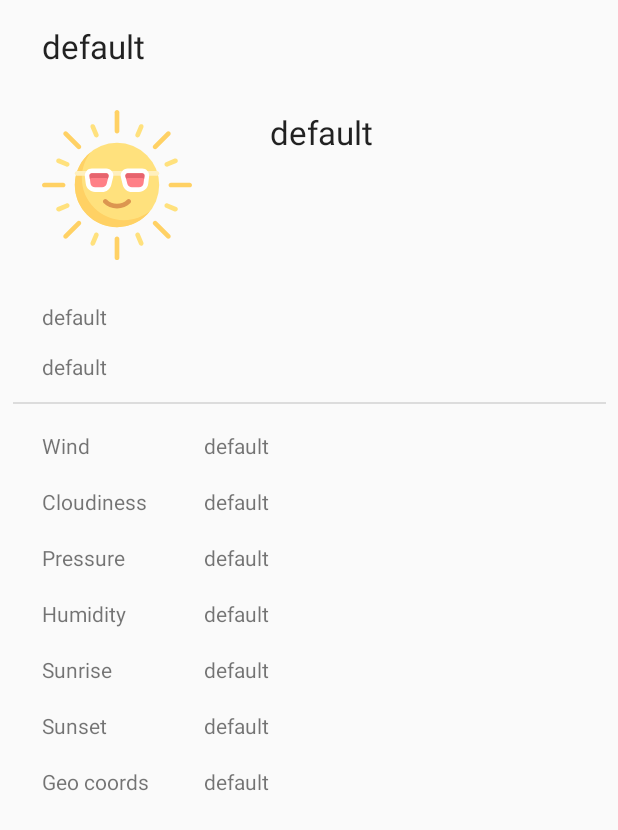
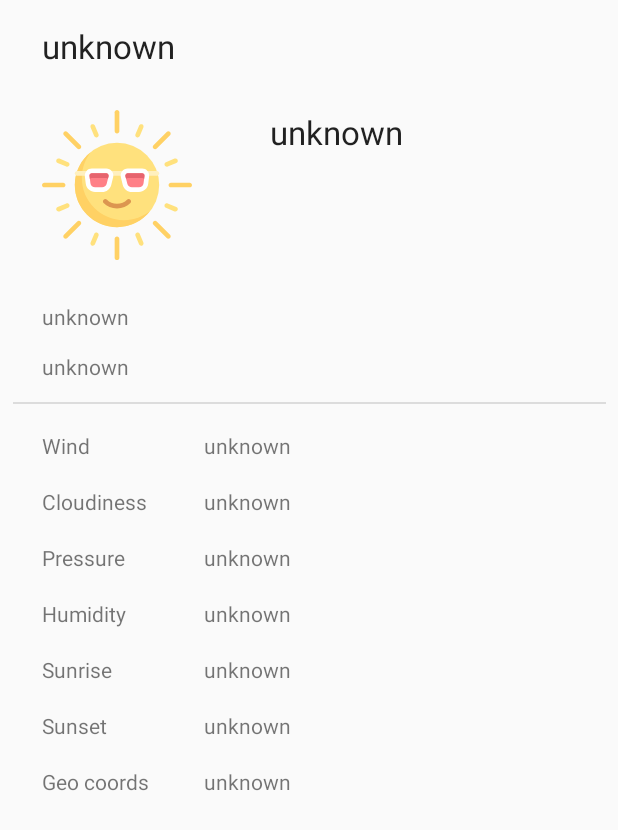
Before and after one commit to LeoDZhao/weather, an Android app: the SearchResultActivity screen opened directly, with no data from a screen before it, on a phone screen of 412 x 824 dp. Shown: the top 830 px of the screen. Run offline under Robolectric (Android 15) with nearby library versions, the phone set to English and light mode, and no system bars; our stand-ins replace EventBus; pictures from the network do not load.

```diff
--- a/app/src/main/res/layout/activity_search_result.xml
+++ b/app/src/main/res/layout/activity_search_result.xml
@@ -24,7 +24,7 @@
             android:layout_marginEnd="28dp"
             android:layout_marginStart="28dp"
             android:layout_marginTop="16dp"
-            android:text="@string/default_text"
+            android:text="@string/unknown"
             android:textAppearance="@android:style/TextAppearance.Material.Large"
             app:layout_constraintEnd_toEndOf="parent"
             app:layout_constraintStart_toStartOf="parent"
@@ -48,7 +48,7 @@
             android:layout_marginEnd="16dp"
             android:layout_marginStart="52dp"
             android:layout_marginTop="28dp"
-            android:text="@string/default_text"
+            android:text="@string/unknown"
             android:textAppearance="@style/TextAppearance.AppCompat.Large"
             app:layout_constraintEnd_toEndOf="parent"
             app:layout_constraintHorizontal_bias="0.0"
@@ -63,7 +63,7 @@
             android:layout_marginEnd="16dp"
             android:layout_marginStart="28dp"
             android:layout_marginTop="28dp"
-            android:text="@string/default_text"
+            android:text="@string/unknown"
             app:layout_constraintEnd_toEndOf="parent"
             app:layout_constraintStart_toStartOf="parent"
             app:layout_constraintTop_toBottomOf="@+id/icon" />
@@ -75,7 +75,7 @@
             android:layout_marginEnd="16dp"
             android:layout_marginStart="28dp"
             android:layout_marginTop="14dp"
-            android:text="@string/default_text"
+            android:text="@string/unknown"
             app:layout_constraintEnd_toEndOf="parent"
             app:layout_constraintStart_toStartOf="parent"
             app:layout_constraintTop_toBottomOf="@+id/mainWeather" />
@@ -111,7 +111,7 @@
             android:layout_height="wrap_content"
             android:layout_marginEnd="16dp"
             android:layout_marginStart="28dp"
-            android:text="@string/default_text"
+            android:text="@string/unknown"
             app:layout_constraintBaseline_toBaselineOf="@+id/wind"
             app:layout_constraintEnd_toEndOf="parent"
             app:layout_constraintStart_toEndOf="@+id/wind" />
@@ -134,7 +134,7 @@
             android:layout_height="wrap_content"
             android:layout_marginEnd="16dp"
             android:layout_marginStart="28dp"
-            android:text="@string/default_text"
+            android:text="@string/unknown"
             app:layout_constraintBaseline_toBaselineOf="@+id/cloudiness"
             app:layout_constraintEnd_toEndOf="parent"
             app:layout_constraintStart_toEndOf="@+id/cloudiness" />
@@ -157,7 +157,7 @@
             android:layout_height="wrap_content"
             android:layout_marginEnd="16dp"
             android:layout_marginStart="28dp"
-            android:text="@string/default_text"
+            android:text="@string/unknown"
             app:layout_constraintBaseline_toBaselineOf="@+id/pressure"
             app:layout_constraintEnd_toEndOf="parent"
             app:layout_constraintStart_toEndOf="@+id/pressure" />
@@ -180,7 +180,7 @@
             android:layout_height="wrap_content"
             android:layout_marginEnd="16dp"
             android:layout_marginStart="28dp"
-            android:text="@string/default_text"
+            android:text="@string/unknown"
             app:layout_constraintBaseline_toBaselineOf="@+id/humidity"
             app:layout_constraintEnd_toEndOf="parent"
             app:layout_constraintStart_toEndOf="@+id/humidity" />
@@ -203,7 +203,7 @@
             android:layout_height="wrap_content"
             android:layout_marginEnd="16dp"
             android:layout_marginStart="28dp"
-            android:text="@string/default_text"
+            android:text="@string/unknown"
             app:layout_constraintBaseline_toBaselineOf="@+id/sunrise"
             app:layout_constraintEnd_toEndOf="parent"
             app:layout_constraintStart_toEndOf="@+id/sunrise" />
@@ -226,7 +226,7 @@
             android:layout_height="wrap_content"
             android:layout_marginEnd="16dp"
             android:layout_marginStart="28dp"
-            android:text="@string/default_text"
+            android:text="@string/unknown"
             app:layout_constraintBaseline_toBaselineOf="@+id/sunset"
             app:layout_constraintEnd_toEndOf="parent"
             app:layout_constraintStart_toEndOf="@+id/sunset" />
@@ -249,7 +249,7 @@
             android:layout_height="wrap_content"
             android:layout_marginEnd="16dp"
             android:layout_marginStart="28dp"
-            android:text="@string/default_text"
+            android:text="@string/unknown"
             app:layout_constraintBaseline_toBaselineOf="@+id/coords"
             app:layout_constraintEnd_toEndOf="parent"
             app:layout_constraintStart_toEndOf="@+id/coords" />
--- a/app/src/main/res/values/strings.xml
+++ b/app/src/main/res/values/strings.xml
@@ -1,7 +1,7 @@
 <resources>
     <string name="app_name">My Aussie Weather</string>
     <string name="search_hint">Enter city name or zip code</string>
-    <string name="default_text">default</string>
+    <string name="unknown">unknown</string>
     <string name="wind">Wind</string>
     <string name="cloudiness">Cloudiness</string>
     <string name="pressure">Pressure</string>
@@ -10,4 +10,5 @@
     <string name="sunset">Sunset</string>
     <string name="coords">Geo coords</string>
     <string name="recent_search">Recent Search:</string>
+    <string name="weather_detail_title">"Weather in %s"</string>
 </resources>
```
Also changed, not shown: app/src/main/java/com/ebay/dozhao/myweatherapp/SearchResultActivityPresenter.kt (+7 -10 lines).
